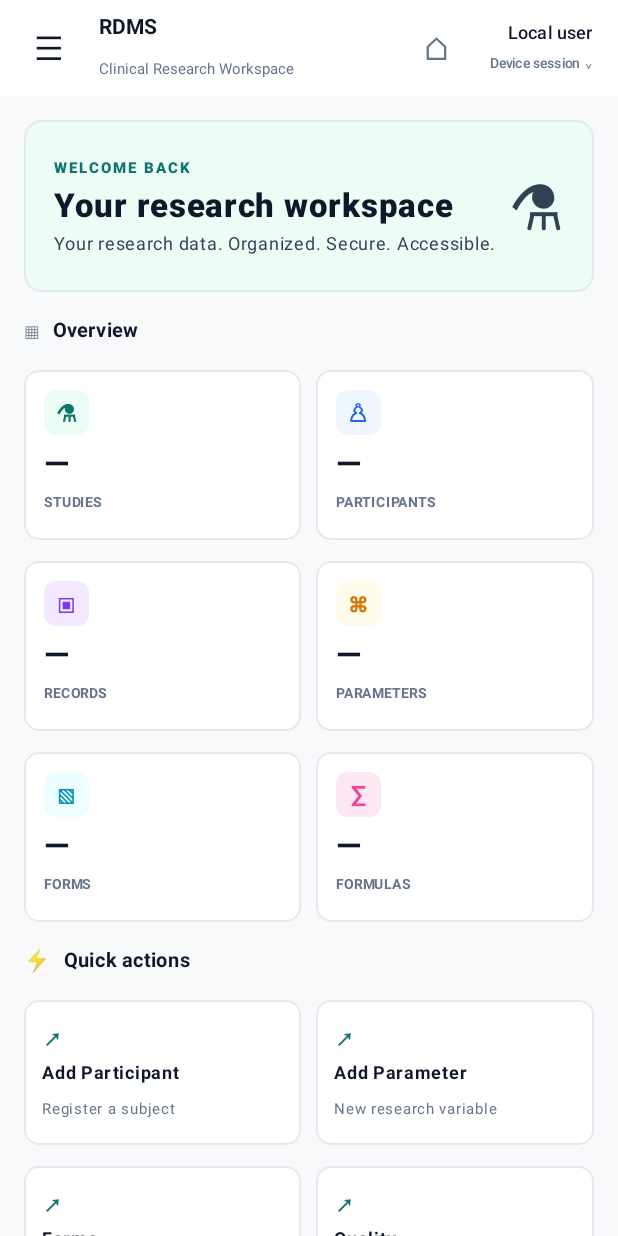
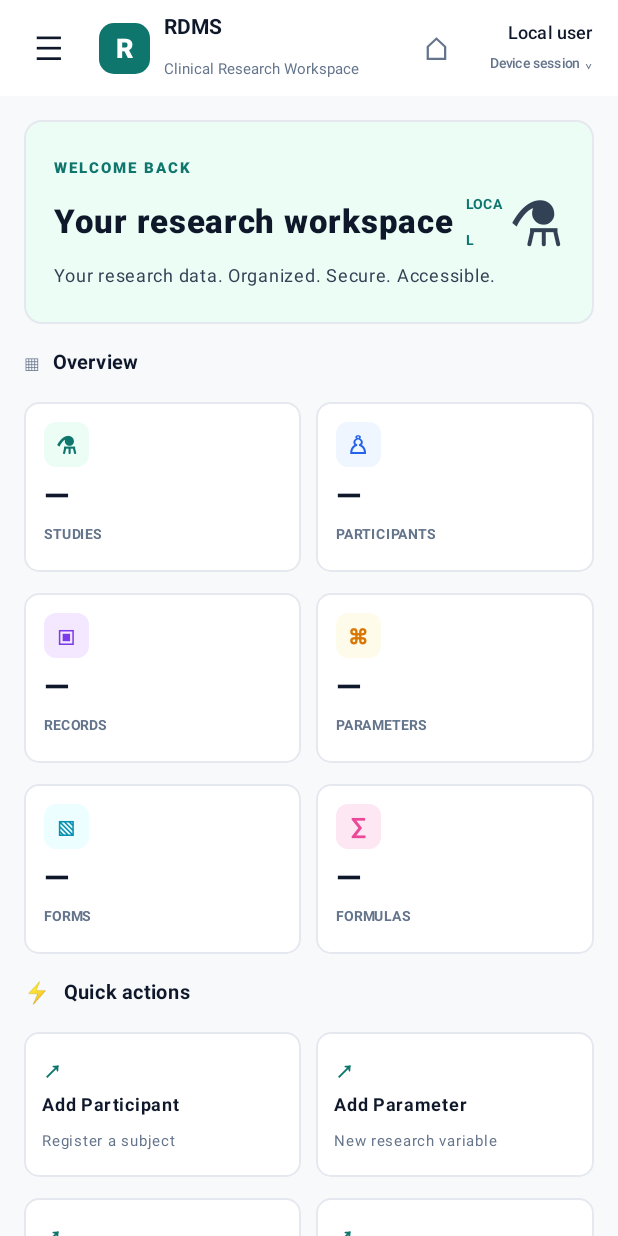
Before and after one commit to AssayFlux/Research-Data-Management-System, an Android app built with Jetpack Compose: the composable RdmsApp shown on its own in the app's theme, on a phone screen of 412 x 824 dp. Run offline under Robolectric (Android 15) with nearby library versions, the phone set to English and light mode, and no system bars.

Commit message:
Align dashboard hero and app header with website branding

```diff
--- a/android-native/app/src/main/java/org/assayflux/rdms/ui/RdmsApp.kt
+++ b/android-native/app/src/main/java/org/assayflux/rdms/ui/RdmsApp.kt
@@ -205,7 +205,11 @@ fun RdmsApp() {
             topBar = {
                 TopAppBar(
                     title = {
-                        Row(verticalAlignment = Alignment.CenterVertically) {
+                        Row(verticalAlignment = Alignment.CenterVertically, horizontalArrangement = Arrangement.spacedBy(9.dp)) {
+                            Box(
+                                Modifier.size(34.dp).background(RdmsTeal, RoundedCornerShape(10.dp)),
+                                contentAlignment = Alignment.Center
+                            ) { Text("R", color = Color.White, fontWeight = FontWeight.ExtraBold, fontSize = 18.sp) }
                             Column {
                                 Text("RDMS", fontSize = 14.sp, fontWeight = FontWeight.Bold, color = RdmsInk)
                                 Text("Clinical Research Workspace", fontSize = 10.sp, color = RdmsMuted)
@@ -318,7 +322,10 @@ private fun DashboardContent(modifier: Modifier = Modifier, onNavigate: (String)
             Row(Modifier.fillMaxWidth().padding(20.dp), verticalAlignment = Alignment.CenterVertically) {
                 Column(Modifier.weight(1f)) {
                     Text("WELCOME BACK", color = RdmsTeal, fontSize = 10.sp, fontWeight = FontWeight.ExtraBold, letterSpacing = 1.4.sp)
-                    Text("Your research workspace", color = RdmsInk, fontSize = 22.sp, fontWeight = FontWeight.ExtraBold)
+                    Row(verticalAlignment = Alignment.CenterVertically, horizontalArrangement = Arrangement.spacedBy(8.dp)) {
+                        Text("Your research workspace", color = RdmsInk, fontSize = 22.sp, fontWeight = FontWeight.ExtraBold)
+                        Text("LOCAL", color = RdmsTeal, fontSize = 9.sp, fontWeight = FontWeight.Bold)
+                    }
                     Text("Your research data. Organized. Secure. Accessible.", color = RdmsBody, fontSize = 12.sp)
                 }
                 Text("⚗", fontSize = 42.sp)
```
